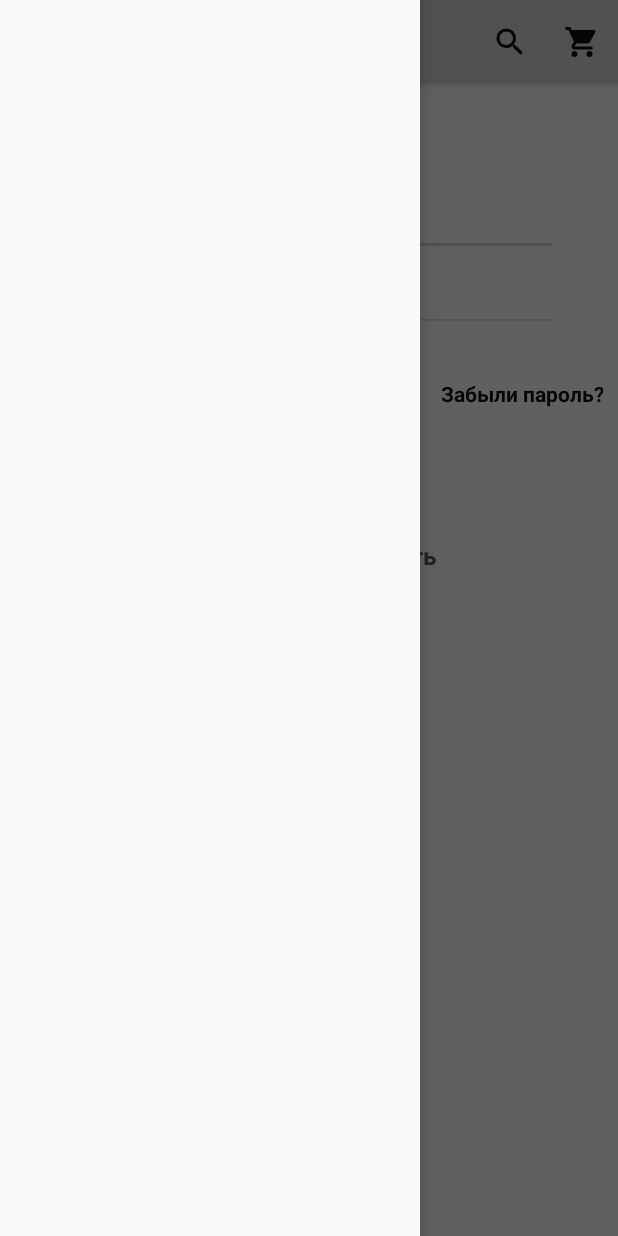
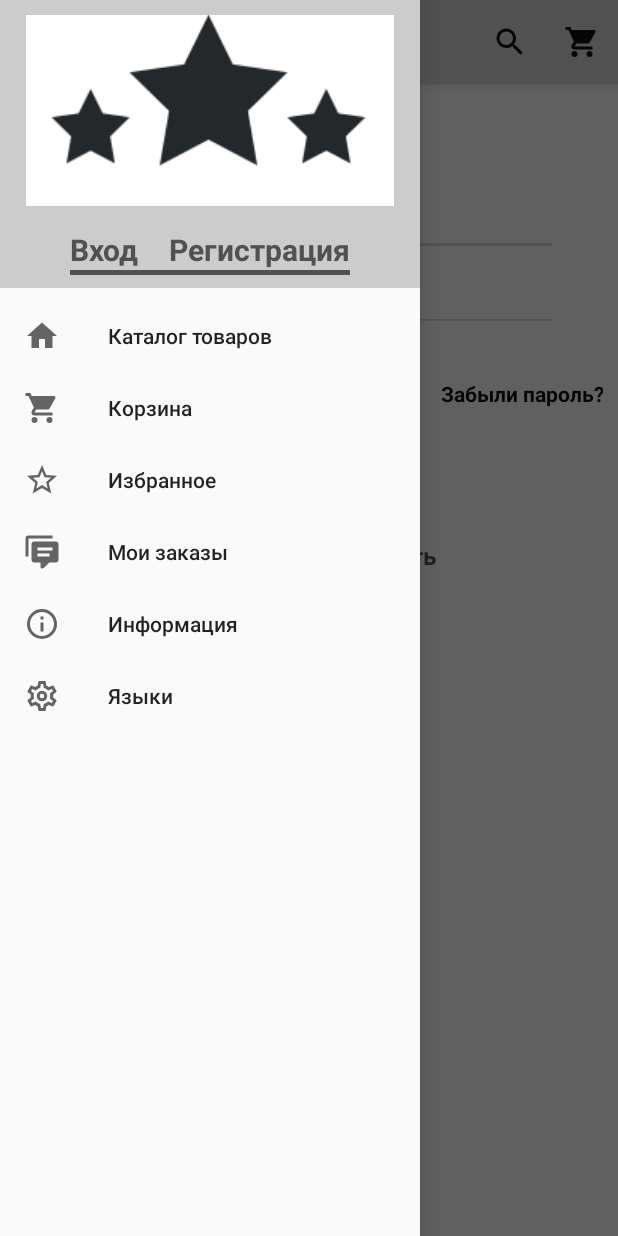
Before and after one commit to Divinkas/myInternetShop, an Android app: the screen it shows after launch (MainActivity), with the side drawer open, on a phone screen of 412 x 824 dp. Run offline under Robolectric (Android 15) with nearby library versions, the phone set to English and light mode, and no system bars.

Commit message:
initial navigation view

```diff
--- a/app/src/main/java/com/example/divinkas/testshopapp/MainActivity.java
+++ b/app/src/main/java/com/example/divinkas/testshopapp/MainActivity.java
@@ -1,22 +1,29 @@
 package com.example.divinkas.testshopapp;
 
+import android.content.Intent;
 import android.support.design.widget.NavigationView;
 import android.support.v7.app.AppCompatActivity;
 import android.os.Bundle;
 import android.support.v7.widget.Toolbar;
+import android.text.InputType;
 import android.view.MenuItem;
+import android.view.View;
 import android.widget.Button;
 import android.widget.CheckBox;
 import android.widget.CompoundButton;
+import android.widget.EditText;
 import android.widget.TextView;
+import android.widget.Toast;
 
-public class MainActivity extends AppCompatActivity {
+public class MainActivity extends AppCompatActivity implements View.OnClickListener {
+
     private final static int LAYOUT_NAME = R.layout.activity_main;
     private final static int TYPE_THEME = R.style.MyAppsTheme;
     private static int TITLE_ACTIVITY =  R.string.title_login;
+    private static boolean USER_AUTHENTIFICATION = false;
 
     Toolbar toolbar;
-    TextView login, password;
+    EditText login, password;
     CheckBox visiblePassword;
     Button btnOpen;
     NavigationView navigationView;
@@ -25,17 +32,24 @@ public class MainActivity extends AppCompatActivity {
     protected void onCreate(Bundle savedInstanceState) {
         setTheme(TYPE_THEME);
         super.onCreate(savedInstanceState);
-        setContentView(LAYOUT_NAME);
-
-        init();
+        if(!USER_AUTHENTIFICATION) {
+            setContentView(LAYOUT_NAME);
+            initComponents();
+        }
+        else {
+            //go to catalog tovars
+            Intent intent = new Intent(this, RegistrationActivity.class);
+            startActivity(intent);
+            finish();
+        }
     }
 
-    private void init(){
+    private void initComponents(){
         initToolbar();
         initTextView();
         initCheckBox();
         initButton();
-        //initNavigationView();
+        initNavigationView();
     }
 
     private void initNavigationView(){
@@ -65,15 +79,38 @@ public class MainActivity extends AppCompatActivity {
             @Override
             public void onCheckedChanged(CompoundButton buttonView, boolean isChecked) {
                 if(isChecked){
-                    //password.setInputType(129);
+                    password.setInputType(InputType.TYPE_TEXT_VARIATION_PASSWORD);
+                    password.setSelection(password.getText().length());
                 }
                 else{
-
+                    password.setInputType(129);
+                    password.setSelection(password.getText().length());
                 }
             }
         });
     }
     private void initButton(){
-        //btnOpen = findViewById(R.id.btnOpen);
+        btnOpen = findViewById(R.id.btnOpen);
+        btnOpen.setOnClickListener(this);
+
+    }
+
+    @Override
+    public void onClick(View v) {
+        Intent intent = new Intent(this, MainActivity.class);
+        switch (v.getId()){
+            case R.id.btnOpen:
+                Toast.makeText(this, "Вход", Toast.LENGTH_SHORT).show();
+
+                //add and use checkedUsersMethod();
+                // or adding class and use her method for checking verification
+
+                // if authentification user is successfull autorize and open catalog tovars
+                // intent = new Intent(this, CatalogActivity.class);
+
+                break;
+        }
+        startActivity(intent);
+        finish();
     }
 }
--- a/app/src/main/res/drawable/comment_text_multiple.xml
+++ b/app/src/main/res/drawable/comment_text_multiple.xml
@@ -4,5 +4,5 @@
     android:width="24dp"
     android:viewportWidth="24"
     android:viewportHeight="24">
-    <path android:fillColor="#000" android:pathData="M3,15H1V3A2,2 0 0,1 3,1H19V3H3V15M12,23A1,1 0 0,1 11,22V19H7A2,2 0 0,1 5,17V7A2,2 0 0,1 7,5H21A2,2 0 0,1 23,7V17A2,2 0 0,1 21,19H16.9L13.2,22.71C13,22.89 12.76,23 12.5,23H12M9,9V11H19V9H9M9,13V15H17V13H9Z" />
+    <path android:fillColor="#0d0d0d" android:pathData="M3,15H1V3A2,2 0 0,1 3,1H19V3H3V15M12,23A1,1 0 0,1 11,22V19H7A2,2 0 0,1 5,17V7A2,2 0 0,1 7,5H21A2,2 0 0,1 23,7V17A2,2 0 0,1 21,19H16.9L13.2,22.71C13,22.89 12.76,23 12.5,23H12M9,9V11H19V9H9M9,13V15H17V13H9Z" />
 </vector>
--- a/app/src/main/res/drawable/home.xml
+++ b/app/src/main/res/drawable/home.xml
@@ -4,5 +4,5 @@
     android:width="24dp"
     android:viewportWidth="24"
     android:viewportHeight="24">
-    <path android:fillColor="#000" android:pathData="M10,20V14H14V20H19V12H22L12,3L2,12H5V20H10Z" />
+    <path android:fillColor="#0d0d0d" android:pathData="M10,20V14H14V20H19V12H22L12,3L2,12H5V20H10Z" />
 </vector>
--- a/app/src/main/res/drawable/info.xml
+++ b/app/src/main/res/drawable/info.xml
@@ -4,5 +4,5 @@
     android:width="24dp"
     android:viewportWidth="24"
     android:viewportHeight="24">
-    <path android:fillColor="#000" android:pathData="M11,9H13V7H11M12,20C7.59,20 4,16.41 4,12C4,7.59 7.59,4 12,4C16.41,4 20,7.59 20,12C20,16.41 16.41,20 12,20M12,2A10,10 0 0,0 2,12A10,10 0 0,0 12,22A10,10 0 0,0 22,12A10,10 0 0,0 12,2M11,17H13V11H11V17Z" />
+    <path android:fillColor="#0d0d0d" android:pathData="M11,9H13V7H11M12,20C7.59,20 4,16.41 4,12C4,7.59 7.59,4 12,4C16.41,4 20,7.59 20,12C20,16.41 16.41,20 12,20M12,2A10,10 0 0,0 2,12A10,10 0 0,0 12,22A10,10 0 0,0 22,12A10,10 0 0,0 12,2M11,17H13V11H11V17Z" />
 </vector>
--- a/app/src/main/res/drawable/settings.xml
+++ b/app/src/main/res/drawable/settings.xml
@@ -4,5 +4,5 @@
     android:width="24dp"
     android:viewportWidth="24"
     android:viewportHeight="24">
-    <path android:fillColor="#000" android:pathData="M19.43,12.97L21.54,14.63C21.73,14.78 21.78,15.05 21.66,15.27L19.66,18.73C19.54,18.95 19.27,19.03 19.05,18.95L16.56,17.94C16.04,18.34 15.5,18.67 14.87,18.93L14.5,21.58C14.46,21.82 14.25,22 14,22H10C9.75,22 9.54,21.82 9.5,21.58L9.13,18.93C8.5,18.68 7.96,18.34 7.44,17.94L4.95,18.95C4.73,19.03 4.46,18.95 4.34,18.73L2.34,15.27C2.21,15.05 2.27,14.78 2.46,14.63L4.57,12.97L4.5,12L4.57,11L2.46,9.37C2.27,9.22 2.21,8.95 2.34,8.73L4.34,5.27C4.46,5.05 4.73,4.96 4.95,5.05L7.44,6.05C7.96,5.66 8.5,5.32 9.13,5.07L9.5,2.42C9.54,2.18 9.75,2 10,2H14C14.25,2 14.46,2.18 14.5,2.42L14.87,5.07C15.5,5.32 16.04,5.66 16.56,6.05L19.05,5.05C19.27,4.96 19.54,5.05 19.66,5.27L21.66,8.73C21.78,8.95 21.73,9.22 21.54,9.37L19.43,11L19.5,12L19.43,12.97M6.5,12C6.5,12.58 6.59,13.13 6.75,13.66L4.68,15.36L5.43,16.66L7.95,15.72C8.69,16.53 9.68,17.12 10.8,17.37L11.24,20H12.74L13.18,17.37C14.3,17.13 15.3,16.54 16.05,15.73L18.56,16.67L19.31,15.37L17.24,13.67C17.41,13.14 17.5,12.58 17.5,12C17.5,11.43 17.41,10.87 17.25,10.35L19.31,8.66L18.56,7.36L16.06,8.29C15.31,7.47 14.31,6.88 13.19,6.63L12.75,4H11.25L10.81,6.63C9.69,6.88 8.69,7.47 7.94,8.29L5.44,7.35L4.69,8.65L6.75,10.35C6.59,10.87 6.5,11.43 6.5,12M12,8.5A3.5,3.5 0 0,1 15.5,12A3.5,3.5 0 0,1 12,15.5A3.5,3.5 0 0,1 8.5,12A3.5,3.5 0 0,1 12,8.5M12,10.5A1.5,1.5 0 0,0 10.5,12A1.5,1.5 0 0,0 12,13.5A1.5,1.5 0 0,0 13.5,12A1.5,1.5 0 0,0 12,10.5Z" />
+    <path android:fillColor="#0d0d0d" android:pathData="M19.43,12.97L21.54,14.63C21.73,14.78 21.78,15.05 21.66,15.27L19.66,18.73C19.54,18.95 19.27,19.03 19.05,18.95L16.56,17.94C16.04,18.34 15.5,18.67 14.87,18.93L14.5,21.58C14.46,21.82 14.25,22 14,22H10C9.75,22 9.54,21.82 9.5,21.58L9.13,18.93C8.5,18.68 7.96,18.34 7.44,17.94L4.95,18.95C4.73,19.03 4.46,18.95 4.34,18.73L2.34,15.27C2.21,15.05 2.27,14.78 2.46,14.63L4.57,12.97L4.5,12L4.57,11L2.46,9.37C2.27,9.22 2.21,8.95 2.34,8.73L4.34,5.27C4.46,5.05 4.73,4.96 4.95,5.05L7.44,6.05C7.96,5.66 8.5,5.32 9.13,5.07L9.5,2.42C9.54,2.18 9.75,2 10,2H14C14.25,2 14.46,2.18 14.5,2.42L14.87,5.07C15.5,5.32 16.04,5.66 16.56,6.05L19.05,5.05C19.27,4.96 19.54,5.05 19.66,5.27L21.66,8.73C21.78,8.95 21.73,9.22 21.54,9.37L19.43,11L19.5,12L19.43,12.97M6.5,12C6.5,12.58 6.59,13.13 6.75,13.66L4.68,15.36L5.43,16.66L7.95,15.72C8.69,16.53 9.68,17.12 10.8,17.37L11.24,20H12.74L13.18,17.37C14.3,17.13 15.3,16.54 16.05,15.73L18.56,16.67L19.31,15.37L17.24,13.67C17.41,13.14 17.5,12.58 17.5,12C17.5,11.43 17.41,10.87 17.25,10.35L19.31,8.66L18.56,7.36L16.06,8.29C15.31,7.47 14.31,6.88 13.19,6.63L12.75,4H11.25L10.81,6.63C9.69,6.88 8.69,7.47 7.94,8.29L5.44,7.35L4.69,8.65L6.75,10.35C6.59,10.87 6.5,11.43 6.5,12M12,8.5A3.5,3.5 0 0,1 15.5,12A3.5,3.5 0 0,1 12,15.5A3.5,3.5 0 0,1 8.5,12A3.5,3.5 0 0,1 12,8.5M12,10.5A1.5,1.5 0 0,0 10.5,12A1.5,1.5 0 0,0 12,13.5A1.5,1.5 0 0,0 13.5,12A1.5,1.5 0 0,0 12,10.5Z" />
 </vector>
--- a/app/src/main/res/drawable/star_outline.xml
+++ b/app/src/main/res/drawable/star_outline.xml
@@ -4,5 +4,5 @@
     android:width="24dp"
     android:viewportWidth="24"
     android:viewportHeight="24">
-    <path android:fillColor="#000" android:pathData="M12,15.39L8.24,17.66L9.23,13.38L5.91,10.5L10.29,10.13L12,6.09L13.71,10.13L18.09,10.5L14.77,13.38L15.76,17.66M22,9.24L14.81,8.63L12,2L9.19,8.63L2,9.24L7.45,13.97L5.82,21L12,17.27L18.18,21L16.54,13.97L22,9.24Z" />
+    <path android:fillColor="#0d0d0d" android:pathData="M12,15.39L8.24,17.66L9.23,13.38L5.91,10.5L10.29,10.13L12,6.09L13.71,10.13L18.09,10.5L14.77,13.38L15.76,17.66M22,9.24L14.81,8.63L12,2L9.19,8.63L2,9.24L7.45,13.97L5.82,21L12,17.27L18.18,21L16.54,13.97L22,9.24Z" />
 </vector>
--- a/app/src/main/res/layout/activity_main.xml
+++ b/app/src/main/res/layout/activity_main.xml
@@ -17,7 +17,8 @@
             android:layout_width="match_parent"
             android:layout_height="wrap_content">
 
-            <android.support.v7.widget.Toolbar android:id="@+id/toolbar"
+            <android.support.v7.widget.Toolbar
+                android:id="@+id/toolbar"
                 android:layout_width="match_parent"
                 android:layout_height="?attr/actionBarSize"
                 android:background="@color/colorGray_"
@@ -25,7 +26,8 @@
             </android.support.v7.widget.Toolbar>
         </android.support.design.widget.AppBarLayout>
 
-        <LinearLayout xmlns:android="http://schemas.android.com/apk/res/android"
+        <LinearLayout
+            xmlns:android="http://schemas.android.com/apk/res/android"
             xmlns:tools="http://schemas.android.com/tools"
             android:layout_width="match_parent"
             android:layout_height="match_parent"
@@ -132,5 +134,7 @@
         android:id="@+id/navigationViewMain"
         android:layout_width="wrap_content"
         android:layout_height="match_parent"
-        android:layout_gravity="start" />
+        android:layout_gravity="start"
+        app:menu="@menu/menu_navigation"
+        app:headerLayout="@layout/header_nv_layout"/>
 </android.support.v4.widget.DrawerLayout>
--- /dev/null
+++ b/app/src/main/res/layout/header_nv_layout.xml
@@ -0,0 +1,61 @@
+<?xml version="1.0" encoding="utf-8"?>
+<LinearLayout
+    android:id="@+id/nv_container_header"
+    xmlns:android="http://schemas.android.com/apk/res/android"
+    android:layout_width="match_parent"
+    android:layout_height="192dp"
+    android:orientation="vertical"
+    android:background="@color/colorGray_">
+    <ImageView
+        android:id="@+id/ivLogo_nv"
+        android:layout_width="wrap_content"
+        android:layout_height="wrap_content"
+        android:layout_gravity="center"
+        android:layout_marginTop="10dp"
+        android:layout_marginBottom="15dp"
+        android:src="@drawable/logo_ico_nv"
+        android:contentDescription="@string/logo_info" />
+    <LinearLayout
+        android:id="@+id/linkContainer_nv"
+        android:layout_width="wrap_content"
+        android:layout_height="wrap_content"
+        android:orientation="vertical"
+        android:layout_gravity="center">
+        <LinearLayout
+            android:layout_width="match_parent"
+            android:layout_height="wrap_content"
+            android:orientation="horizontal">
+
+            <TextView
+                android:id="@+id/nv_login"
+                android:layout_width="wrap_content"
+                android:layout_height="wrap_content"
+                android:textColor="@color/colorDarkGray_"
+                android:clickable="true"
+                android:focusable="true"
+                android:textSize="20sp"
+                android:textStyle="bold"
+                android:layout_marginEnd="20dp"
+                android:layout_marginStart="0dp"
+                android:layout_weight="1"
+                android:text="@string/autorize"
+                 />
+            <TextView
+                android:id="@+id/nv_reg"
+                android:layout_width="wrap_content"
+                android:layout_height="wrap_content"
+                android:textColor="@color/colorDarkGray_"
+                android:clickable="true"
+                android:focusable="true"
+                android:textSize="20sp"
+                android:textStyle="bold"
+                android:layout_weight="1"
+                android:text="@string/autentification"/>
+
+        </LinearLayout>
+        <TextView
+            android:layout_width="match_parent"
+            android:layout_height="3dp"
+            android:background="@color/colorDarkGray_"/>
+    </LinearLayout>
+</LinearLayout>
--- /dev/null
+++ b/app/src/main/res/menu/menu_navigation.xml
@@ -0,0 +1,29 @@
+<?xml version="1.0" encoding="utf-8"?>
+<menu xmlns:android="http://schemas.android.com/apk/res/android"
+    xmlns:app="http://schemas.android.com/apk/res-auto">
+    <item
+        android:title="@string/nv_catalog"
+        android:id="@+id/catalog"
+        android:icon="@drawable/home"
+        app:showAsAction="ifRoom"/>
+    <item
+        android:title="@string/nv_bask"
+        android:id="@+id/bask"
+        android:icon="@drawable/basket" />
+    <item
+        android:title="@string/nv_myLike"
+        android:id="@+id/my_like"
+        android:icon="@drawable/star_outline" />
+    <item
+        android:title="@string/nv_mySell"
+        android:id="@+id/mySell"
+        android:icon="@drawable/comment_text_multiple" />
+    <item
+        android:title="@string/nv_info"
+        android:id="@+id/nvInfo"
+        android:icon="@drawable/info" />
+    <item
+        android:title="@string/nv_languages"
+        android:id="@+id/langouages"
+        android:icon="@drawable/settings" />
+</menu>
--- a/app/src/main/res/values/strings.xml
+++ b/app/src/main/res/values/strings.xml
@@ -18,4 +18,13 @@
     <string name="title_tovars">Каталог товаров</string>
     <string name="title_filtr">Категория</string>
     <string name="title_tovar">Товар</string>
+
+    <string name="nv_catalog">Каталог товаров</string>
+    <string name="nv_bask">Корзина</string>
+    <string name="nv_myLike">Избранное</string>
+    <string name="nv_mySell">Мои заказы</string>
+    <string name="nv_info">Информация</string>
+    <string name="nv_languages">Языки</string>
+
+    <string name="logo_info">logo</string>
 </resources>
```
Also changed, not shown: app/src/main/res/drawable/logo_ico_nv.png (added).
